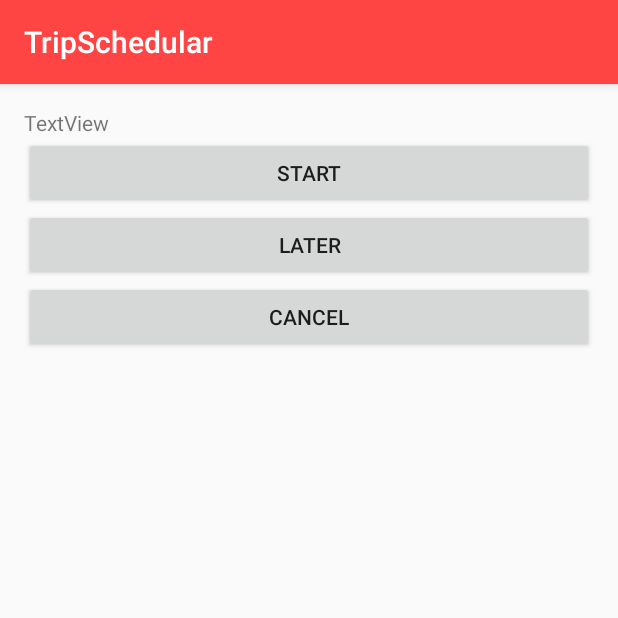
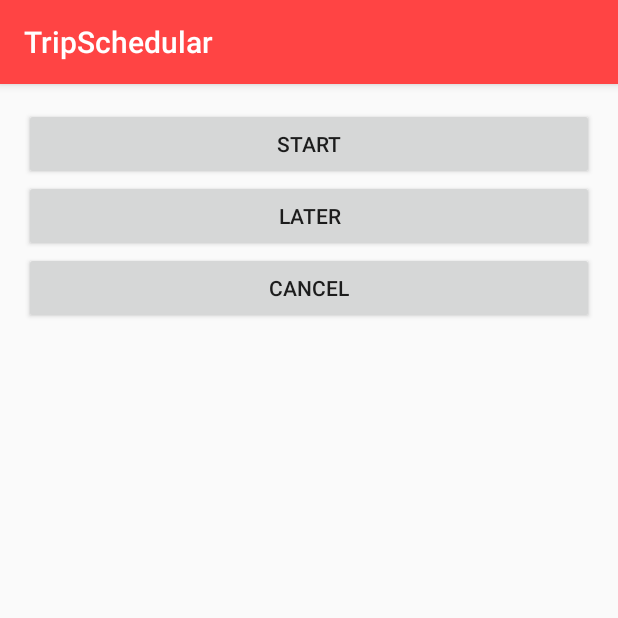
Before and after one commit to Saamyy/ITI-AndroidProject, an Android app: the AlarmActivity screen opened directly, with no data from a screen before it, on a phone screen of 412 x 824 dp, the top half of it. Run offline under Robolectric (Android 15) with nearby library versions, the phone set to English and light mode, and no system bars; 3 statements that could not run were skipped.

Commit message:
handlerUpdates(AddTrip)

```diff
--- a/app/src/main/java/com/example/romisaa/tripschedular/DataBaseHandler.java
+++ b/app/src/main/java/com/example/romisaa/tripschedular/DataBaseHandler.java
@@ -56,8 +56,8 @@ public class DataBaseHandler {
     {
         SQLiteDatabase db = dbHelper.getWritableDatabase();
         ContentValues values = new ContentValues();
+       // values.put(TRIP_ID,Calendar.getInstance().get(Calendar.MILLISECOND));
         values.put(TRIP_ID,newTrip.getId());
-        values.put(TRIP_ID,Calendar.getInstance().get(Calendar.MILLISECOND));
         values.put(NAME,newTrip.getName());
         values.put(DURATION,newTrip.getDuration());
         values.put(DATE,newTrip.getDate());
--- a/app/src/main/res/layout/activity_alarm.xml
+++ b/app/src/main/res/layout/activity_alarm.xml
@@ -10,12 +10,6 @@
     android:paddingTop="@dimen/activity_vertical_margin"
     tools:context="com.example.romisaa.tripschedular.AlarmActivity"
     android:orientation="vertical">
-
-    <TextView
-        android:text="TextView"
-        android:layout_width="match_parent"
-        android:layout_height="wrap_content"
-        android:id="@+id/textView" />
 
     <Button
         android:text="Start"
```
